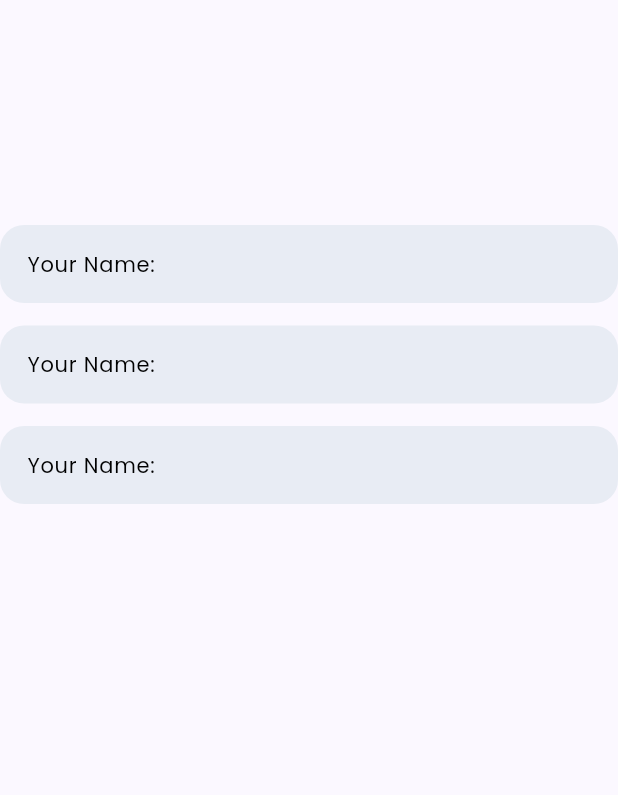
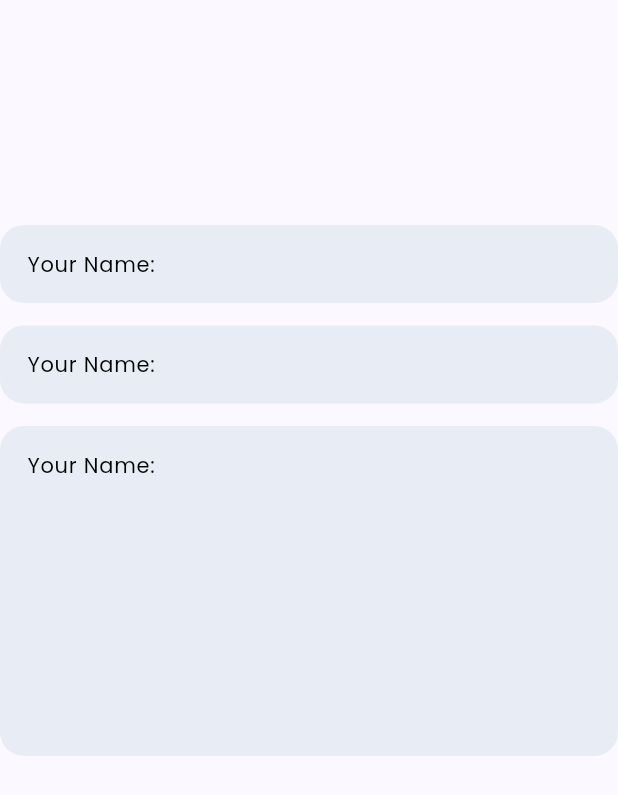
Before and after one commit to djunicode/noteng, a Flutter app: the screen it shows after launch, on a phone screen of 412 x 824 dp. Shown: the top 795 px of the screen. Run offline on Flutter 3.47's test engine with Material 3 defaults, Android fonts, the phone set to English and light mode, and no system bars; our stand-ins replace get.

Commit message:
textField widget

```diff
--- a/lib/Widgets/textFieldWidget.dart
+++ b/lib/Widgets/textFieldWidget.dart
@@ -7,14 +7,28 @@ class textFieldWidget extends StatelessWidget {
       {super.key,
       this.controller,
       this.maxLines = 1,
-      this.hintText = "Your Name:"});
+      this.hintText = "Your Name:",
+      this.readOnly,
+      this.suffixIcon,
+      this.icon});
+//maxLines,controller,readOnly and hintText dono jab bhi widget call karo tabh pass krna by default maxLines 1 rakha h
+//hintText upar "Your Name:" hatake jo bhi ho woh pass krna nd remove that
+
+//jab description text field use kr rhe ho tab description pass in hint text and do pass readOnly as true.
+//for icon,suffixIcon jab text field pe piche icon dalna h tabh suffixIcon ko true krna
+//and then icon mai widget pass krdena tumlogo ke icon
+//ka or text ka jo bhi ho...
 
   final TextEditingController? controller;
   final int? maxLines;
   final String? hintText;
+  final bool? readOnly;
+  final bool? suffixIcon;
+  final Widget? icon;
   @override
   Widget build(BuildContext context) {
     return TextField(
+      readOnly: readOnly ?? false,
       controller: controller,
       maxLines: maxLines,
       style: const TextStyle(
@@ -31,7 +45,9 @@ class textFieldWidget extends StatelessWidget {
         hintStyle: const TextStyle(
           color: Colors.black,
           fontSize: 14.0,
+          fontWeight: FontWeight.w300,
         ),
+        suffixIcon: suffixIcon == true ? icon : null,
       ),
     );
   }
--- a/lib/main.dart
+++ b/lib/main.dart
@@ -42,15 +42,21 @@ class _trialState extends State<trial> {
           SizedBox(
             height: 150.0,
           ),
-          textFieldWidget(),
+          textFieldWidget(
+            readOnly: true,
+          ),
           SizedBox(
             height: 15.0,
           ),
-          textFieldWidget(),
+          textFieldWidget(
+            readOnly: false,
+          ),
           SizedBox(
             height: 15.0,
           ),
-          textFieldWidget(),
+          textFieldWidget(
+            maxLines: 8,
+          ),
         ],
       ),
     );
```
